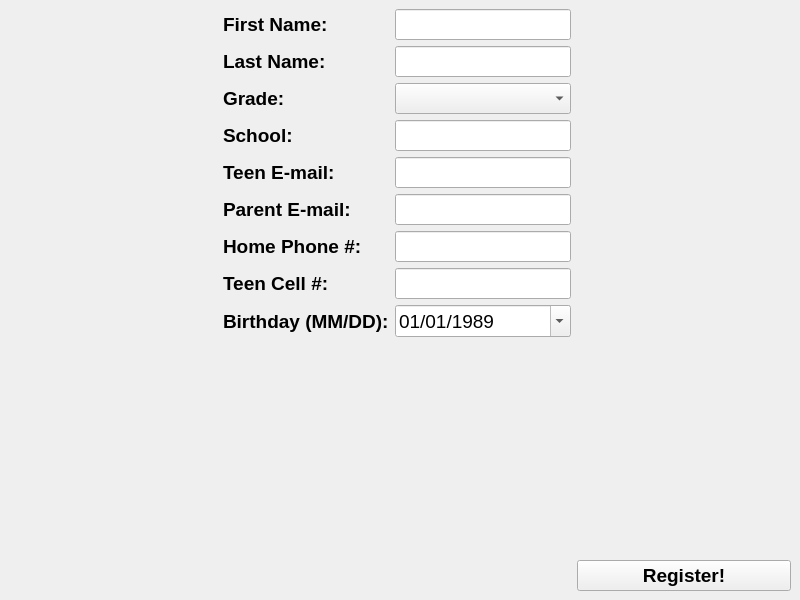
Qt form RegistrationForm.ui (nathanbw/LifeTeen-Registration-Form) before a commit.
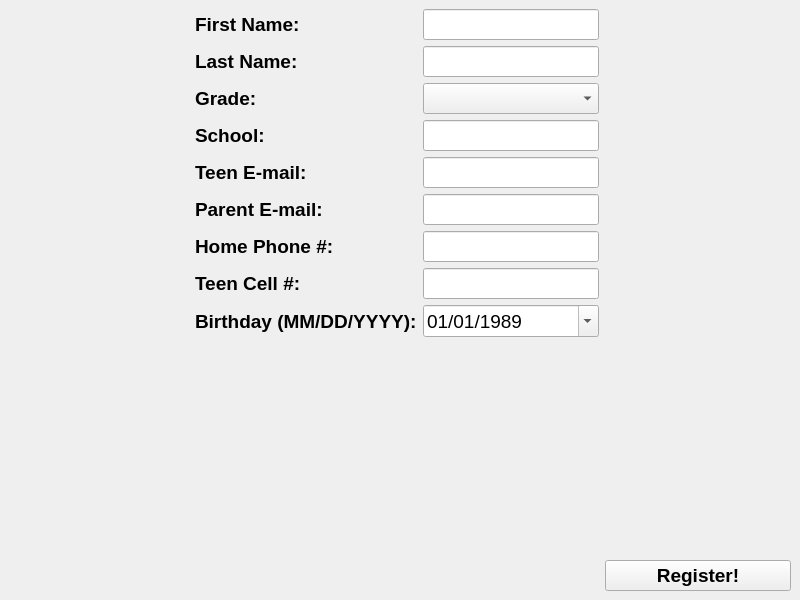
The same form after that commit.

```diff
--- a/RegistrationForm.ui
+++ b/RegistrationForm.ui
@@ -253,7 +253,7 @@
         </font>
        </property>
        <property name="text">
-        <string>Birthday (MM/DD):</string>
+        <string>Birthday (MM/DD/YYYY):</string>
        </property>
       </widget>
      </item>
```
